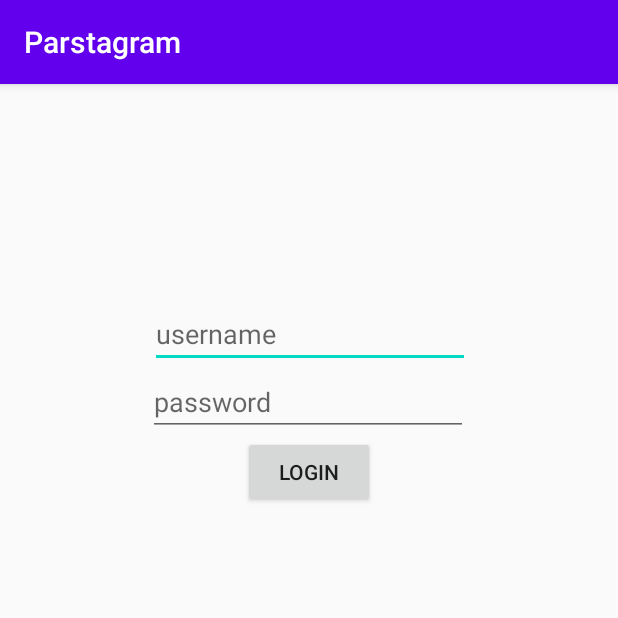
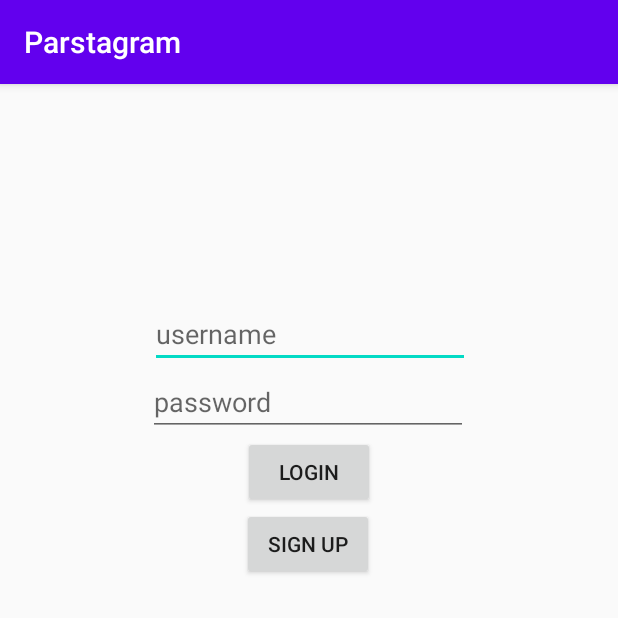
Before and after one commit to Mvye/Parstagram, an Android app: the screen it shows after launch (LoginActivity), on a phone screen of 412 x 824 dp, the top half of it. Run offline under Robolectric (Android 15) with nearby library versions, the phone set to English and light mode, and no system bars; libraries missing offline, so code that uses them is left out: com.parse; 5 statements that could not run were skipped.

Commit message:
User can now create an account on login and sign in with it

```diff
--- a/app/src/main/java/com/mervynm/parstagram/LoginActivity.java
+++ b/app/src/main/java/com/mervynm/parstagram/LoginActivity.java
@@ -13,6 +13,7 @@ import android.widget.Toast;
 import com.parse.LogInCallback;
 import com.parse.ParseException;
 import com.parse.ParseUser;
+import com.parse.SignUpCallback;
 
 public class LoginActivity extends AppCompatActivity {
 
@@ -20,15 +21,16 @@ public class LoginActivity extends AppCompatActivity {
     private EditText editTextUsername;
     private EditText editTextPassword;
     private Button buttonLogin;
+    private Button buttonSignUp;
 
     @Override
     protected void onCreate(Bundle savedInstanceState) {
         super.onCreate(savedInstanceState);
         setContentView(R.layout.activity_login);
 
-        if (ParseUser.getCurrentUser() !=  null) {
+        /*if (ParseUser.getCurrentUser() !=  null) {
             goToMainActivity();
-        }
+        }*/
 
         editTextUsername = findViewById(R.id.editTextUsername);
         editTextPassword = findViewById(R.id.editTextPassword);
@@ -40,6 +42,35 @@ public class LoginActivity extends AppCompatActivity {
                 String username = editTextUsername.getText().toString();
                 String password = editTextPassword.getText().toString();
                 loginUser(username, password);
+            }
+        });
+        buttonSignUp = findViewById(R.id.buttonSignUp);
+        buttonSignUp.setOnClickListener(new View.OnClickListener() {
+            @Override
+            public void onClick(View view) {
+                Log.i(TAG, "onClick: sign up button");
+                String username = editTextUsername.getText().toString();
+                String password = editTextPassword.getText().toString();
+                ParseUser user = new ParseUser();
+                user.setUsername(username);
+                user.setPassword(password);
+                signUpUser(user, username, password);
+            }
+        });
+    }
+
+    private void signUpUser(ParseUser user, String username, String password) {
+        user.signUpInBackground(new SignUpCallback() {
+            @Override
+            public void done(ParseException e) {
+                if (e != null) {
+                    Log.e(TAG, "Issue with sign up", e);
+                    Toast.makeText(LoginActivity.this, "Issue with sign up", Toast.LENGTH_SHORT).show();
+                    return;
+                }
+                Toast.makeText(LoginActivity.this, "Account Created! Sign in with new account", Toast.LENGTH_LONG).show();
+                editTextUsername.setText(null);
+                editTextPassword.setText(null);
             }
         });
     }
--- a/app/src/main/res/layout/activity_login.xml
+++ b/app/src/main/res/layout/activity_login.xml
@@ -42,4 +42,14 @@
         app:layout_constraintStart_toStartOf="parent"
         app:layout_constraintTop_toBottomOf="@+id/editTextPassword" />
 
+    <Button
+        android:id="@+id/buttonSignUp"
+        android:layout_width="wrap_content"
+        android:layout_height="wrap_content"
+        android:text="@string/sign_up"
+        app:layout_constraintEnd_toEndOf="parent"
+        app:layout_constraintHorizontal_bias="0.498"
+        app:layout_constraintStart_toStartOf="parent"
+        app:layout_constraintTop_toBottomOf="@+id/buttonLogin" />
+
 </androidx.constraintlayout.widget.ConstraintLayout>
--- a/app/src/main/res/values/strings.xml
+++ b/app/src/main/res/values/strings.xml
@@ -3,4 +3,5 @@
     <string name="username">username</string>
     <string name="password">password</string>
     <string name="login">Login</string>
+    <string name="sign_up">Sign Up</string>
 </resources>
```
